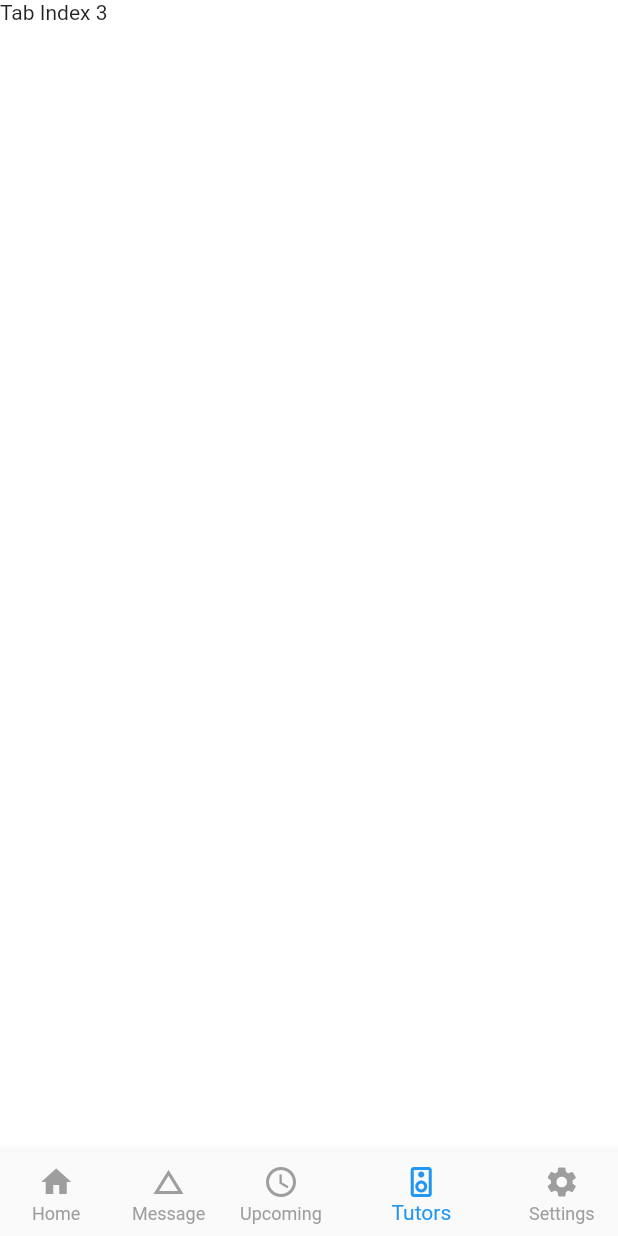
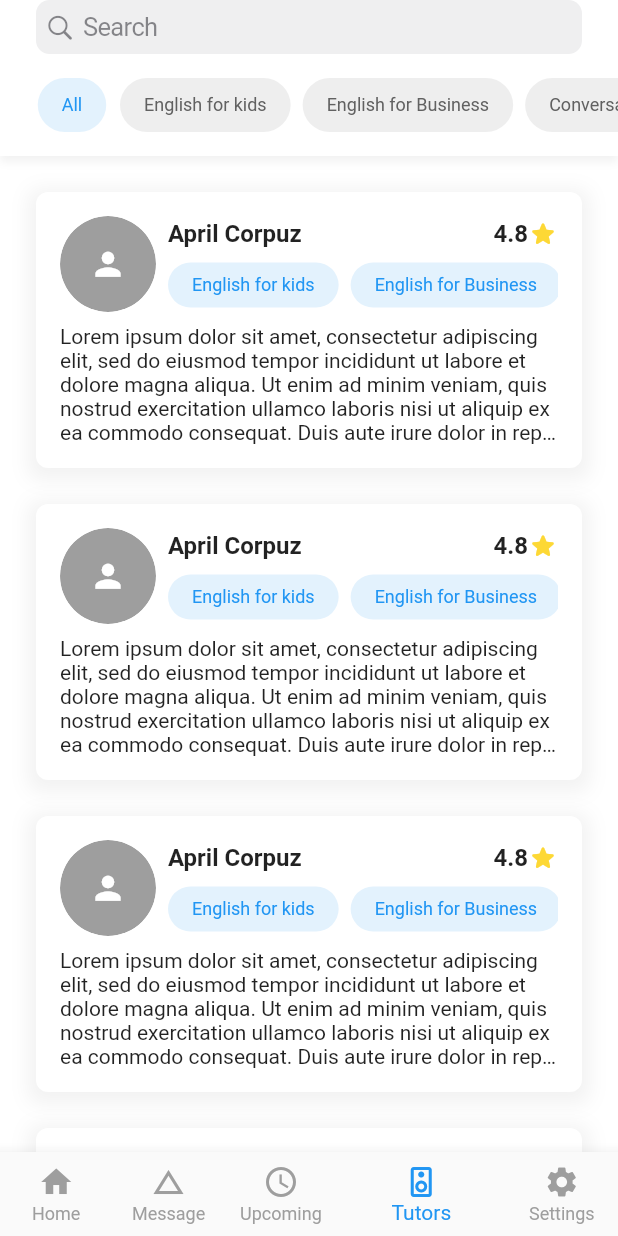
Before and after one commit to caophuccp/lettutor, a Flutter app: the MainTab screen opened directly, item 4 of the bottom bar chosen, on a phone screen of 412 x 824 dp. Run offline on Flutter 3.47's test engine with Material 2 defaults, Android fonts, the phone set to English and light mode, and no system bars; drawn by our look-alikes of cached_network_image; network calls fail.

Commit message:
Add TutorsScreen

```diff
--- a/lib/screens/main_tab.dart
+++ b/lib/screens/main_tab.dart
@@ -1,5 +1,6 @@
 import 'package:flutter/material.dart';
 import 'package:lettutor/screens/home_screen/home_screen.dart';
+import 'package:lettutor/screens/tutors_screen/tutors_screen.dart';
 
 /// This is the stateful widget that the main application instantiates.
 class MainTab extends StatefulWidget {
@@ -18,10 +19,10 @@ class _MainTabState extends State<MainTab> {
     Text(
       'Tab Index 1',
     ),
-    HomeScreen(),
     Text(
       'Tab Index 3',
     ),
+    TutorsScreen(),
     Text(
       'Tab Index 4',
     ),
--- /dev/null
+++ b/lib/screens/tutors_screen/tutors_screen.dart
@@ -0,0 +1,119 @@
+import 'package:flutter/cupertino.dart';
+import 'package:flutter/material.dart';
+import 'package:lettutor/components/speciality_view.dart';
+import 'package:lettutor/components/tutor_card_view.dart';
+import 'package:lettutor/styles/consts.dart';
+import 'package:lettutor/styles/text_styles.dart';
+
+class TutorsScreen extends StatefulWidget {
+  @override
+  _TutorsScreenState createState() => _TutorsScreenState();
+}
+
+class _TutorsScreenState extends State<TutorsScreen> {
+  final tutorNameTest = 'April Corpuz';
+  final tutorAvatarTest =
+      'https://dev.api.lettutor.com/avatar/3b994227-2695-44d4-b7ff-333b090a45d4avatar1632047402615.jpg';
+  final introductionTest =
+      'Lorem ipsum dolor sit amet, consectetur adipiscing elit, sed do eiusmod tempor incididunt ut labore et dolore magna aliqua. Ut enim ad minim veniam, quis nostrud exercitation ullamco laboris nisi ut aliquip ex ea commodo consequat. Duis aute irure dolor in reprehenderit in voluptate velit esse cillum dolore eu fugiat nulla pariatur. Excepteur sint occaecat cupidatat non proident, sunt in culpa qui officia deserunt mollit anim id est laborum.';
+  final specialitiesTest = [
+    'English for kids',
+    'English for Business',
+    'Conversational'
+  ];
+
+  final specialities = [
+    'All',
+    'English for kids',
+    'English for Business',
+    'Conversational',
+    'STARTERS',
+    'MOVERS',
+    'FLYERS',
+    'KET',
+    'PET',
+    'IELTS',
+    'TOEFL',
+    'TOEIC',
+  ];
+  int _selectedSpecialityIndex = 0;
+
+  @override
+  Widget build(BuildContext context) {
+    return Scaffold(
+      body: SafeArea(
+        bottom: false,
+        child: Column(
+          crossAxisAlignment: CrossAxisAlignment.start,
+          children: [
+            Container(
+              padding: EdgeInsets.only(bottom: PaddingValue.large),
+              decoration: BoxDecoration(
+                color: Colors.white,
+                boxShadow: [
+                  BoxShadow(
+                    color: Colors.black.withOpacity(0.05),
+                    blurRadius: 4,
+                    offset: Offset(0, 4), // changes position of shadow
+                  ),
+                ],
+              ),
+              child: Column(
+                children: [
+                  Container(
+                    padding: EdgeInsets.symmetric(
+                      horizontal: PaddingValue.extraLarge,
+                    ),
+                    child: CupertinoSearchTextField(),
+                  ),
+                  Container(
+                    height: 52,
+                    padding: EdgeInsets.only(top: PaddingValue.large),
+                    child: ListView.separated(
+                      padding: EdgeInsets.symmetric(
+                        horizontal: PaddingValue.extraLarge,
+                      ),
+                      scrollDirection: Axis.horizontal,
+                      itemCount: specialities.length,
+                      itemBuilder: (context, index) => SpecialityView(
+                        speciality: specialities.elementAt(index),
+                        isActive: index == _selectedSpecialityIndex,
+                        onTap: () {
+                          setState(() {
+                            _selectedSpecialityIndex = index;
+                          });
+                        },
+                      ),
+                      separatorBuilder: (context, index) => SizedBox(
+                        width: SpacingValue.medium,
+                      ),
+                    ),
+                  ),
+                ],
+              ),
+            ),
+            Expanded(
+              child: ListView.builder(
+                padding: EdgeInsets.only(bottom: PaddingValue.extraLarge),
+                itemCount: 10,
+                itemBuilder: (context, index) => TutorCardView(
+                  margin: EdgeInsets.fromLTRB(
+                    PaddingValue.extraLarge,
+                    PaddingValue.extraLarge,
+                    PaddingValue.extraLarge,
+                    0,
+                  ),
+                  tutorName: tutorNameTest,
+                  tutorAvatar: tutorAvatarTest,
+                  introduction: introductionTest,
+                  rating: 4.8,
+                  specialities: specialitiesTest,
+                ),
+              ),
+            ),
+          ],
+        ),
+      ),
+    );
+  }
+}
```
